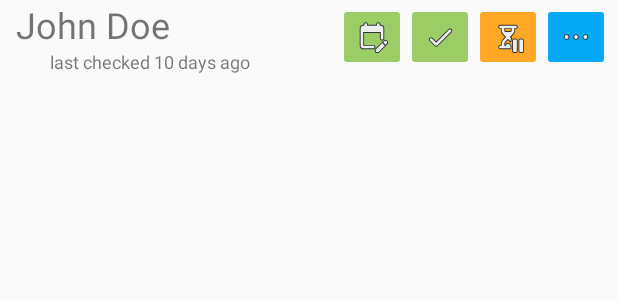
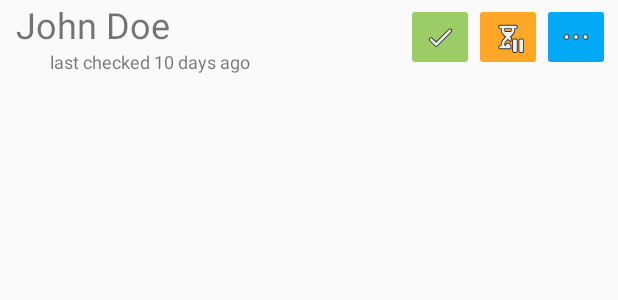
Before and after one commit to jonathandlo/HangTimeAssistant, an Android app: the layout item_reminder.xml on its own in the app's theme, with its tools: preview values and no code run, on a phone screen of 412 x 824 dp. Shown: the top 300 px of the screen. Run offline under Robolectric (Android 15) with nearby library versions, the phone set to English and light mode, and no system bars.

Commit message:
minor ui tweaks

```diff
--- a/app/src/main/java/com/example/hangtimeassistant/ui/main/ViewContacts.kt
+++ b/app/src/main/java/com/example/hangtimeassistant/ui/main/ViewContacts.kt
@@ -89,7 +89,7 @@ class ViewContacts : Fragment() {
                 println("new search query: $thisQuery")
 
                 GlobalScope.launch {
-                    delay(1000)
+                    delay(500)
 
                     // leave if this is not the latest search
                     if (searchNumber != numSearches) return@launch
--- a/app/src/main/res/layout/item_reminder.xml
+++ b/app/src/main/res/layout/item_reminder.xml
@@ -17,6 +17,7 @@
         android:paddingVertical="5dp"
         android:scaleType="fitCenter"
         android:src="@drawable/ic_editcalendar"
+        android:visibility="gone"
         app:layout_constraintBottom_toBottomOf="@+id/linearLayout"
         app:layout_constraintEnd_toStartOf="@+id/button_remind_item_check"
         app:layout_constraintTop_toTopOf="@+id/linearLayout" />
```
